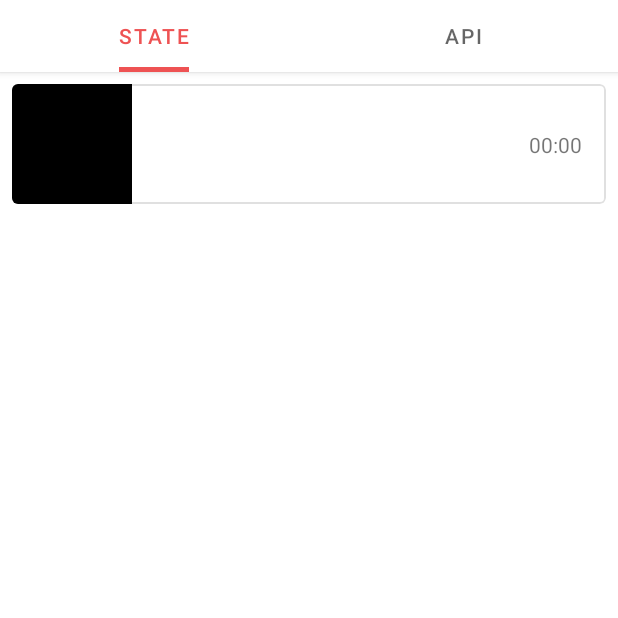
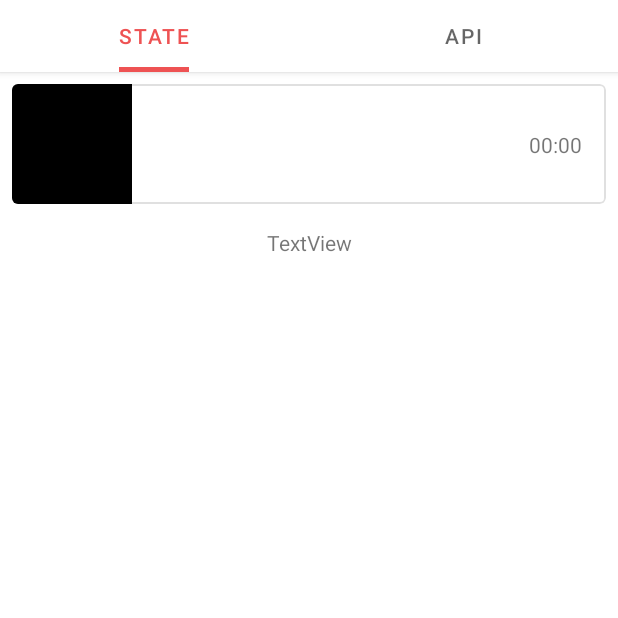
Before and after one commit to Caikun00/KunMusic, an Android app: the screen it shows after launch (MainActivity), on a phone screen of 412 x 824 dp, the top half of it. Run offline under Robolectric (Android 15) with nearby library versions, the phone set to English and light mode, and no system bars; our stand-ins replace data binding; libraries missing offline, so code that uses them is left out: com.drake.statusbar; 2 statements that could not run were skipped.

Commit message:
完善播放器状态信息回调

```diff
--- a/app/src/main/java/site/caikun/kunmusic/fragment/MusicApiFragment.kt
+++ b/app/src/main/java/site/caikun/kunmusic/fragment/MusicApiFragment.kt
@@ -1,5 +1,6 @@
 package site.caikun.kunmusic.fragment
 
+import android.util.Log
 import site.caikun.kunmusic.R
 import site.caikun.kunmusic.databinding.FragmentMusicApiBinding
 import site.caikun.kunmusic.engine.EngineFragment
@@ -26,6 +27,7 @@ class MusicApiFragment : EngineFragment<FragmentMusicApiBinding>(R.layout.fragme
 
         KunMusic.with()?.currentState()?.observe(this) {
             binding.text.text = it
+            Log.d(TAG, "state: $it")
         }
 
         binding.pause.setOnClickListener { KunMusic.with()?.pause() }
--- a/app/src/main/res/layout/fragment_music_state.xml
+++ b/app/src/main/res/layout/fragment_music_state.xml
@@ -16,6 +16,7 @@
         tools:context=".fragment.MusicStateFragment">
 
         <com.google.android.material.card.MaterialCardView
+            android:id="@+id/materialCardView"
             style="@style/cardViewOutlinedClickable"
             android:layout_width="match_parent"
             android:layout_height="80dp"
@@ -34,13 +35,13 @@
                     android:layout_width="0dp"
                     android:layout_height="0dp"
                     android:background="@color/black"
+                    android:contentDescription="@string/todo"
                     app:layout_constraintBottom_toBottomOf="parent"
                     app:layout_constraintDimensionRatio="h,1:1"
                     app:layout_constraintStart_toStartOf="parent"
                     app:layout_constraintTop_toTopOf="parent"
                     tools:ignore="ImageContrastCheck"
-                    tools:src="@tools:sample/avatars"
-                    android:contentDescription="TODO" />
+                    tools:src="@tools:sample/avatars" />
 
                 <TextView
                     android:id="@+id/name"
@@ -85,6 +86,16 @@
 
         </com.google.android.material.card.MaterialCardView>
 
+        <TextView
+            android:id="@+id/state"
+            android:layout_width="wrap_content"
+            android:layout_height="wrap_content"
+            android:layout_marginTop="16dp"
+            android:text="TextView"
+            app:layout_constraintEnd_toEndOf="parent"
+            app:layout_constraintStart_toStartOf="parent"
+            app:layout_constraintTop_toBottomOf="@+id/materialCardView" />
+
     </androidx.constraintlayout.widget.ConstraintLayout>
 
 </layout>
--- a/app/src/main/res/values/strings.xml
+++ b/app/src/main/res/values/strings.xml
@@ -10,4 +10,5 @@
     <string name="pause">暂停</string>
     <string name="last">上一首</string>
     <string name="next">下一首</string>
+    <string name="todo">TODO</string>
 </resources>
--- a/music/src/main/java/site/caikun/music/player/CustomMusicPlayer.kt
+++ b/music/src/main/java/site/caikun/music/player/CustomMusicPlayer.kt
@@ -10,6 +10,7 @@ interface CustomMusicPlayer {
         const val STATE_PLAYING = 2       //播放
         const val STATE_PAUSE = 3         //暂停
         const val STATE_ERROR = 4         //出错
+        const val STATE_SWITCH = 5        //切歌
         const val STATE_BUFFERING = 6     //缓冲
     }
 
--- a/music/src/main/java/site/caikun/music/player/MusicState.kt
+++ b/music/src/main/java/site/caikun/music/player/MusicState.kt
@@ -17,6 +17,7 @@ class MusicState {
                 CustomMusicPlayer.STATE_PLAYING -> PLAYING
                 CustomMusicPlayer.STATE_PAUSE -> PAUSE
                 CustomMusicPlayer.STATE_ERROR -> ERROR
+                CustomMusicPlayer.STATE_SWITCH -> SWITCH
                 else -> IDLE
             }
         }
```
Also changed, not shown: app/src/main/java/site/caikun/kunmusic/fragment/MusicStateFragment.kt (+1 -7 lines), music/src/main/java/site/caikun/music/player/ExoMusicPlayer.kt (+18 -22 lines), music/src/main/java/site/caikun/music/player/MusicController.kt (+7 -4 lines).
